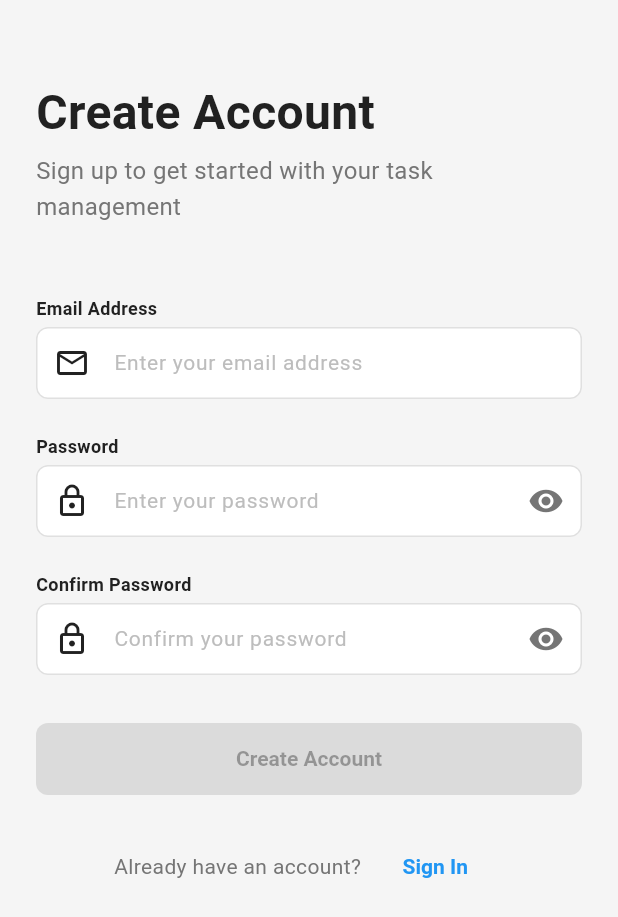
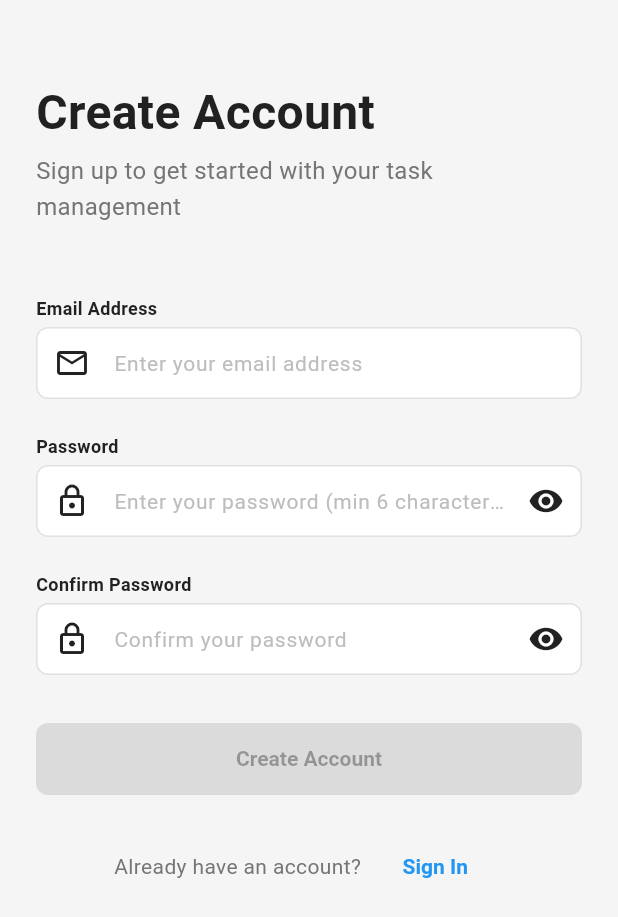
Before and after one commit to uumair327/todo_cleanarc, a Flutter app: the screen it shows after launch, after a tap on "Sign Up", on a phone screen of 412 x 824 dp. Shown: the top 917 px of the screen. Run offline on Flutter 3.47's test engine with Material 3 defaults, Android fonts, the phone set to English and light mode, and no system bars; our stand-ins replace connectivity_plus, dartz, equatable, flutter_bloc, get_it, go_router and 4 more; accounts and stored records are empty.

Commit message:
feat(auth,core): improve form validation, error handling, and user profile creation
- Optimize CustomTextField validation to prevent unnecessary setState calls when error state hasn't changed
- Enhance SupabaseAuthDataSource with early auth error detection to avoid unnecessary retries
- Add comprehensive error message mapping for authentication exceptions (invalid credentials, unconfirmed email, user not found, rate limiting)
- Implement fallback user profile creation in sign up flow to handle cases where database trigger doesn't execute
- Add retry logic for profile fetching with graceful degradation to basic user model
- Fix SignInBloc copyWith calls to use callable syntax for optional error fields
- Add debug logging throughout sign in flow to aid troubleshooting of form validation and authentication issues
- Change maybeSingle() queries to handle null profile responses safely
- Improve error handling in sign up datasource with PostgrestException detection for database errors

```diff
--- a/lib/feature/auth/presentation/screens/sign_in_screen.dart
+++ b/lib/feature/auth/presentation/screens/sign_in_screen.dart
@@ -2,7 +2,6 @@ import 'package:flutter/material.dart';
 import 'package:flutter_bloc/flutter_bloc.dart';
 import 'package:go_router/go_router.dart';
 import '../../../../core/widgets/custom_button.dart';
-import '../../../../core/widgets/custom_text_field.dart';
 import '../../../../core/theme/app_spacing.dart';
 import '../../../../core/theme/app_typography.dart';
 import '../../../../core/utils/app_colors.dart';
@@ -21,6 +20,7 @@ class _SignInScreenState extends State<SignInScreen> {
   final _formKey = GlobalKey<FormState>();
   final _emailController = TextEditingController();
   final _passwordController = TextEditingController();
+  bool _obscurePassword = true;
 
   @override
   void dispose() {
@@ -96,42 +96,101 @@ class _SignInScreenState extends State<SignInScreen> {
 
   Widget _buildSignInForm() {
     return BlocBuilder<SignInBloc, SignInState>(
+      buildWhen: (previous, current) =>
+          previous.emailError != current.emailError ||
+          previous.passwordError != current.passwordError,
       builder: (context, state) {
+        // Update error text after bloc state changes
+        WidgetsBinding.instance.addPostFrameCallback((_) {
+          if (mounted) setState(() {});
+        });
+
         return Column(
           children: [
-            CustomTextField(
-              label: 'Email Address',
-              hint: 'Enter your email address',
+            _buildEmailField(state),
+            const SizedBox(height: AppSpacing.lg),
+            _buildPasswordField(state),
+          ],
+        );
+      },
+    );
+  }
+
+  Widget _buildEmailField(SignInState state) {
+    return Column(
+      crossAxisAlignment: CrossAxisAlignment.start,
+      children: [
+        Text(
+          'Email Address',
+          style: AppTypography.labelMedium.copyWith(
+            color: AppColors.textPrimary,
+            fontWeight: FontWeight.w600,
+          ),
+        ),
+        const SizedBox(height: AppSpacing.xs),
+        TextFormField(
           controller: _emailController,
           keyboardType: TextInputType.emailAddress,
           textInputAction: TextInputAction.next,
-              prefixIcon: const Icon(Icons.email_outlined),
-              validator: (value) => state.emailError,
           onChanged: (value) {
             context.read<SignInBloc>().add(SignInEmailChanged(value));
           },
+          decoration: InputDecoration(
+            hintText: 'Enter your email address',
+            prefixIcon: const Icon(Icons.email_outlined),
+            errorText: state.emailError,
+            border: OutlineInputBorder(
+              borderRadius: BorderRadius.circular(8.0),
             ),
-            const SizedBox(height: AppSpacing.lg),
-            CustomTextField(
-              label: 'Password',
-              hint: 'Enter your password',
+          ),
+        ),
+      ],
+    );
+  }
+
+  Widget _buildPasswordField(SignInState state) {
+    return Column(
+      crossAxisAlignment: CrossAxisAlignment.start,
+      children: [
+        Text(
+          'Password',
+          style: AppTypography.labelMedium.copyWith(
+            color: AppColors.textPrimary,
+            fontWeight: FontWeight.w600,
+          ),
+        ),
+        const SizedBox(height: AppSpacing.xs),
+        TextFormField(
           controller: _passwordController,
-              obscureText: true,
+          obscureText: _obscurePassword,
           textInputAction: TextInputAction.done,
-              prefixIcon: const Icon(Icons.lock_outlined),
-              validator: (value) => state.passwordError,
           onChanged: (value) {
             context.read<SignInBloc>().add(SignInPasswordChanged(value));
           },
-              onSubmitted: (_) {
+          onFieldSubmitted: (_) {
+            final state = context.read<SignInBloc>().state;
             if (state.isFormValid) {
               context.read<SignInBloc>().add(const SignInSubmitted());
             }
           },
+          decoration: InputDecoration(
+            hintText: 'Enter your password',
+            prefixIcon: const Icon(Icons.lock_outlined),
+            errorText: state.passwordError,
+            border: OutlineInputBorder(
+              borderRadius: BorderRadius.circular(8.0),
+            ),
+            suffixIcon: IconButton(
+              icon: Icon(_obscurePassword ? Icons.visibility : Icons.visibility_off),
+              onPressed: () {
+                setState(() {
+                  _obscurePassword = !_obscurePassword;
+                });
+              },
+            ),
+          ),
         ),
       ],
-        );
-      },
     );
   }
 
--- a/lib/feature/auth/presentation/screens/sign_up_screen.dart
+++ b/lib/feature/auth/presentation/screens/sign_up_screen.dart
@@ -2,7 +2,6 @@ import 'package:flutter/material.dart';
 import 'package:flutter_bloc/flutter_bloc.dart';
 import 'package:go_router/go_router.dart';
 import '../../../../core/widgets/custom_button.dart';
-import '../../../../core/widgets/custom_text_field.dart';
 import '../../../../core/theme/app_spacing.dart';
 import '../../../../core/theme/app_typography.dart';
 import '../../../../core/utils/app_colors.dart';
@@ -22,6 +21,8 @@ class _SignUpScreenState extends State<SignUpScreen> {
   final _emailController = TextEditingController();
   final _passwordController = TextEditingController();
   final _confirmPasswordController = TextEditingController();
+  bool _obscurePassword = true;
+  bool _obscureConfirmPassword = true;
 
   @override
   void dispose() {
@@ -98,55 +99,139 @@ class _SignUpScreenState extends State<SignUpScreen> {
 
   Widget _buildSignUpForm() {
     return BlocBuilder<SignUpBloc, SignUpState>(
+      buildWhen: (previous, current) =>
+          previous.emailError != current.emailError ||
+          previous.passwordError != current.passwordError ||
+          previous.confirmPasswordError != current.confirmPasswordError,
       builder: (context, state) {
         return Column(
           children: [
-            CustomTextField(
-              label: 'Email Address',
-              hint: 'Enter your email address',
+            _buildEmailField(state),
+            const SizedBox(height: AppSpacing.lg),
+            _buildPasswordField(state),
+            const SizedBox(height: AppSpacing.lg),
+            _buildConfirmPasswordField(state),
+          ],
+        );
+      },
+    );
+  }
+
+  Widget _buildEmailField(SignUpState state) {
+    return Column(
+      crossAxisAlignment: CrossAxisAlignment.start,
+      children: [
+        Text(
+          'Email Address',
+          style: AppTypography.labelMedium.copyWith(
+            color: AppColors.textPrimary,
+            fontWeight: FontWeight.w600,
+          ),
+        ),
+        const SizedBox(height: AppSpacing.xs),
+        TextFormField(
           controller: _emailController,
           keyboardType: TextInputType.emailAddress,
           textInputAction: TextInputAction.next,
-              prefixIcon: const Icon(Icons.email_outlined),
-              validator: (value) => state.emailError,
           onChanged: (value) {
             context.read<SignUpBloc>().add(SignUpEmailChanged(value));
           },
+          decoration: InputDecoration(
+            hintText: 'Enter your email address',
+            prefixIcon: const Icon(Icons.email_outlined),
+            errorText: state.emailError,
+            border: OutlineInputBorder(
+              borderRadius: BorderRadius.circular(8.0),
             ),
-            const SizedBox(height: AppSpacing.lg),
-            CustomTextField(
-              label: 'Password',
-              hint: 'Enter your password',
+          ),
+        ),
+      ],
+    );
+  }
+
+  Widget _buildPasswordField(SignUpState state) {
+    return Column(
+      crossAxisAlignment: CrossAxisAlignment.start,
+      children: [
+        Text(
+          'Password',
+          style: AppTypography.labelMedium.copyWith(
+            color: AppColors.textPrimary,
+            fontWeight: FontWeight.w600,
+          ),
+        ),
+        const SizedBox(height: AppSpacing.xs),
+        TextFormField(
           controller: _passwordController,
-              obscureText: true,
+          obscureText: _obscurePassword,
           textInputAction: TextInputAction.next,
-              prefixIcon: const Icon(Icons.lock_outlined),
-              validator: (value) => state.passwordError,
           onChanged: (value) {
             context.read<SignUpBloc>().add(SignUpPasswordChanged(value));
           },
+          decoration: InputDecoration(
+            hintText: 'Enter your password (min 6 characters)',
+            prefixIcon: const Icon(Icons.lock_outlined),
+            errorText: state.passwordError,
+            border: OutlineInputBorder(
+              borderRadius: BorderRadius.circular(8.0),
             ),
-            const SizedBox(height: AppSpacing.lg),
-            CustomTextField(
-              label: 'Confirm Password',
-              hint: 'Confirm your password',
+            suffixIcon: IconButton(
+              icon: Icon(_obscurePassword ? Icons.visibility : Icons.visibility_off),
+              onPressed: () {
+                setState(() {
+                  _obscurePassword = !_obscurePassword;
+                });
+              },
+            ),
+          ),
+        ),
+      ],
+    );
+  }
+
+  Widget _buildConfirmPasswordField(SignUpState state) {
+    return Column(
+      crossAxisAlignment: CrossAxisAlignment.start,
+      children: [
+        Text(
+          'Confirm Password',
+          style: AppTypography.labelMedium.copyWith(
+            color: AppColors.textPrimary,
+            fontWeight: FontWeight.w600,
+          ),
+        ),
+        const SizedBox(height: AppSpacing.xs),
+        TextFormField(
           controller: _confirmPasswordController,
-              obscureText: true,
+          obscureText: _obscureConfirmPassword,
           textInputAction: TextInputAction.done,
-              prefixIcon: const Icon(Icons.lock_outlined),
-              validator: (value) => state.confirmPasswordError,
           onChanged: (value) {
             context.read<SignUpBloc>().add(SignUpConfirmPasswordChanged(value));
           },
-              onSubmitted: (_) {
+          onFieldSubmitted: (_) {
+            final state = context.read<SignUpBloc>().state;
             if (state.isFormValid) {
               context.read<SignUpBloc>().add(const SignUpSubmitted());
             }
           },
+          decoration: InputDecoration(
+            hintText: 'Confirm your password',
+            prefixIcon: const Icon(Icons.lock_outlined),
+            errorText: state.confirmPasswordError,
+            border: OutlineInputBorder(
+              borderRadius: BorderRadius.circular(8.0),
+            ),
+            suffixIcon: IconButton(
+              icon: Icon(_obscureConfirmPassword ? Icons.visibility : Icons.visibility_off),
+              onPressed: () {
+                setState(() {
+                  _obscureConfirmPassword = !_obscureConfirmPassword;
+                });
+              },
+            ),
+          ),
         ),
       ],
-        );
-      },
     );
   }
 
```
Also changed, not shown: lib/core/widgets/custom_text_field.dart (+7 -4 lines), lib/feature/auth/data/datasources/supabase_auth_datasource.dart (+59 -6 lines), lib/feature/auth/presentation/bloc/sign_in/sign_in_bloc.dart (+22 -9 lines), lib/feature/auth/presentation/bloc/sign_in/sign_in_state.dart (+6 -6 lines). Lines whose indentation alone changed are shown as unchanged.
